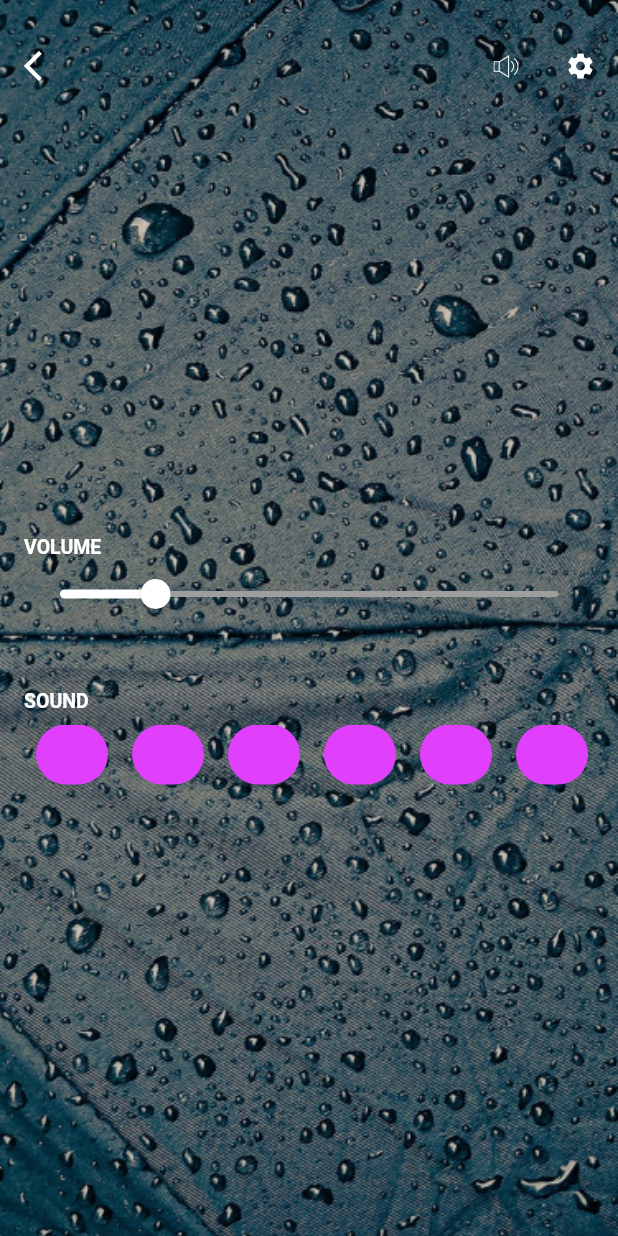
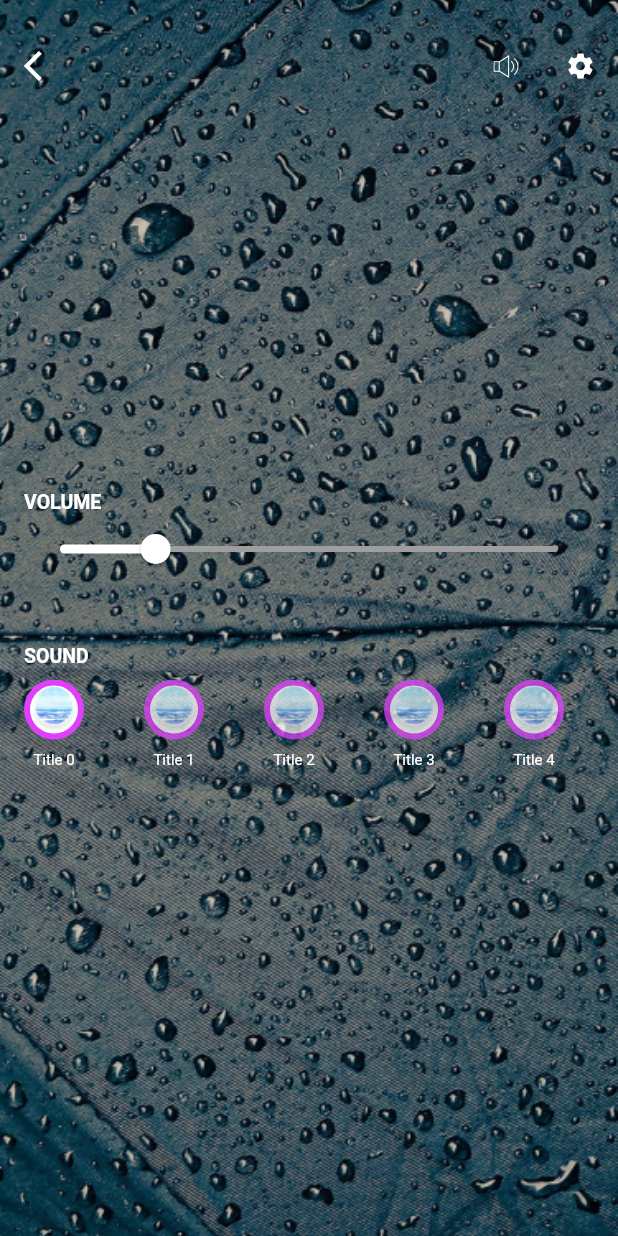
Before and after one commit to ViktorJasch/audio_player, a Flutter app: the SettingsScreen screen opened directly, on a phone screen of 412 x 824 dp. Run offline on Flutter 3.47's test engine with Material 2 defaults, Android fonts, the phone set to English and light mode, and no system bars; our stand-ins replace flutter_svg.

Commit message:
Верстка горизонтального списка со звуками

```diff
--- a/lib/presentation/pages/settings/settings_screen.dart
+++ b/lib/presentation/pages/settings/settings_screen.dart
@@ -1,3 +1,4 @@
+import 'package:audio_player/presentation/pages/settings/sound_horizontal_list_view.dart';
 import 'package:audio_player/presentation/widgets/audio_app_bar.dart';
 import 'package:flutter/material.dart';
 
@@ -37,7 +38,7 @@ class _SettingsScreenState extends State<SettingsScreen> {
                   onVolumeChange: (value) => print('newValue: $value'),
                 ),
                 SizedBox(height: 40),
-                SoundListView()
+                SoundHorizontalListView()
               ],
             ),
           ),
@@ -98,47 +99,3 @@ class _VolumeSliderState extends State<VolumeSlider> {
     );
   }
 }
-
-class SoundListView extends StatelessWidget {
-  @override
-  Widget build(BuildContext context) {
-    return Column(
-      mainAxisSize: MainAxisSize.min,
-      crossAxisAlignment: CrossAxisAlignment.start,
-      children: <Widget>[
-        Text(
-          'SOUND',
-          textAlign: TextAlign.start,
-          style: TextStyle(
-              fontSize: 13,
-              fontWeight: FontWeight.w600,
-              color: Colors.white
-          ),
-        ),
-        Container(
-          padding: EdgeInsets.only(top: 8),
-          height: 48,
-          child: ListView(
-            shrinkWrap: true,
-            scrollDirection: Axis.horizontal,
-            children: List.generate(10, (index) => Padding(
-              padding: const EdgeInsets.symmetric(horizontal: 8),
-              child: _getChild(),
-            )),
-          ),
-        )
-      ],
-    );
-  }
-
-  Widget _getChild() {
-    return Container(
-      width: 48,
-      height: 48,
-      decoration: BoxDecoration(
-        color: Colors.purpleAccent,
-        borderRadius: BorderRadius.all(Radius.circular(24))
-      ),
-    );
-  }
-}
--- /dev/null
+++ b/lib/presentation/pages/settings/sound_horizontal_list_view.dart
@@ -0,0 +1,88 @@
+import 'package:flutter/material.dart';
+
+class SoundHorizontalListView extends StatelessWidget {
+  @override
+  Widget build(BuildContext context) {
+    return Container(
+      child: Column(
+        mainAxisSize: MainAxisSize.min,
+        crossAxisAlignment: CrossAxisAlignment.start,
+        children: <Widget>[
+          Text(
+            'SOUND',
+            textAlign: TextAlign.start,
+            style: TextStyle(
+                fontSize: 13,
+                fontWeight: FontWeight.w600,
+                color: Colors.white
+            ),
+          ),
+          Container(
+            height: 100,
+            margin: EdgeInsets.only(top: 8),
+            child: ListView(
+              shrinkWrap: true,
+              scrollDirection: Axis.horizontal,
+              children: List.generate(10, (index) => Container(
+                padding: EdgeInsets.only(
+                  left: index == 0 ? 0 : 20,
+                  right: index == 9 ? 0 : 20
+                ),
+                child: _SoundItem(
+                  isSelect: index == 0,
+                  imagePath: index == 0
+                      ? 'assets/picture_active.png'
+                      : 'assets/picture.png',
+                  title: 'Title $index',
+                ),
+              )),
+            ),
+          )
+        ],
+      ),
+    );
+  }
+}
+
+class _SoundItem extends StatelessWidget {
+  final String imagePath;
+  final String title;
+  final bool isSelect;
+
+  _SoundItem({this.imagePath, this.title, this.isSelect});
+
+  @override
+  Widget build(BuildContext context) {
+    return Column(
+      mainAxisSize: MainAxisSize.min,
+      crossAxisAlignment: CrossAxisAlignment.center,
+      children: <Widget>[
+        Opacity(
+          opacity: isSelect ? 1 : 0.75,
+          child: CircleAvatar(
+            backgroundColor: Colors.purpleAccent,
+            child: Container(
+              width: 32,
+              height: 32,
+              decoration: BoxDecoration(
+                  borderRadius: BorderRadius.all(Radius.circular(19)),
+                  color: Colors.white
+              ),
+              child: Image.asset('assets/picture_active.png'),
+            ),
+          ),
+        ),
+        SizedBox(height: 8),
+        Text(
+          title,
+          textAlign: TextAlign.center,
+          maxLines: 2,
+          style: TextStyle(
+            fontSize: 10,
+            color: Colors.white
+          ),
+        )
+      ],
+    );
+  }
+}
```
Also changed, not shown: assets/picture.png (added), assets/picture_active.png (added).
